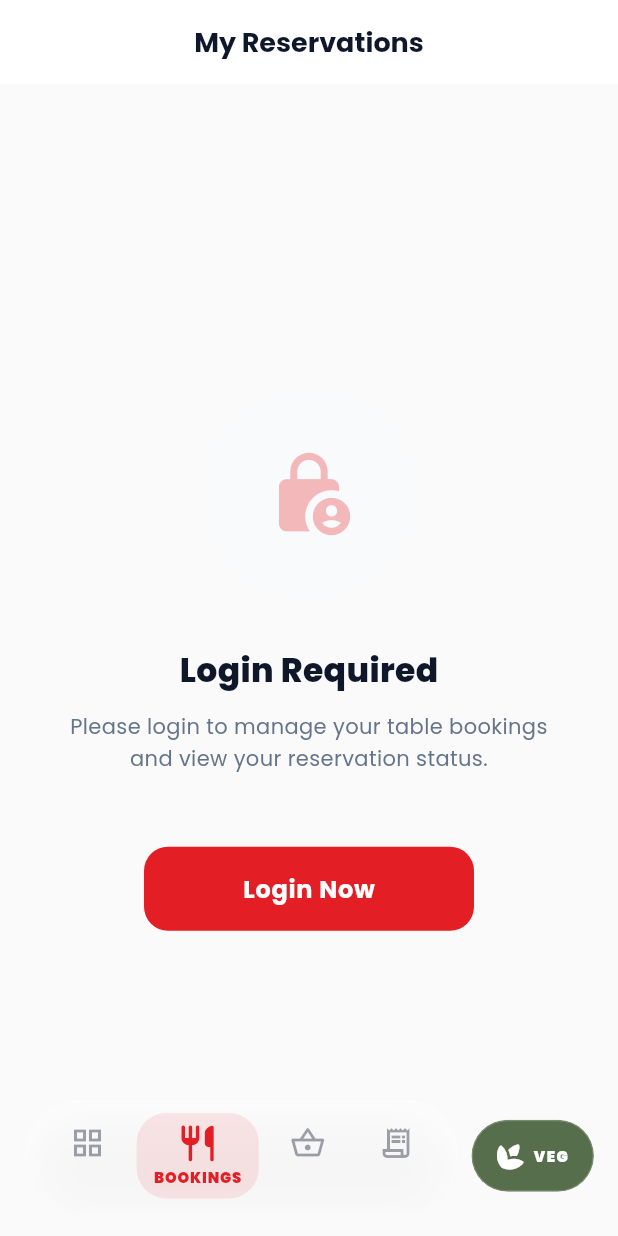
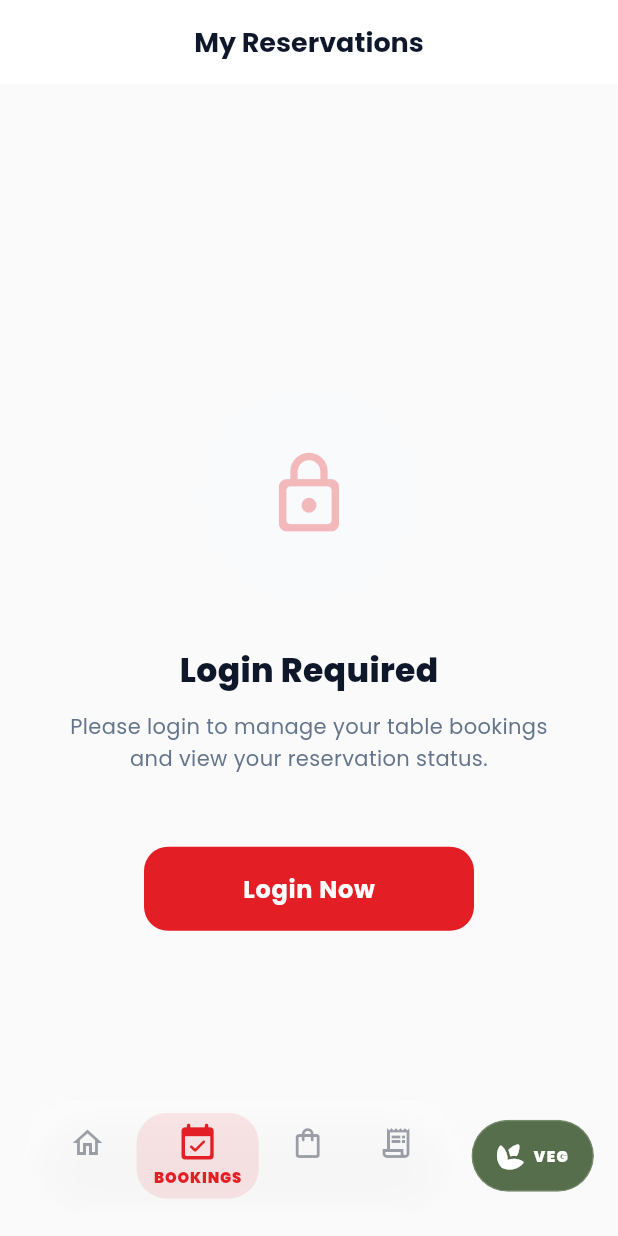
Before and after one commit to iamatishpatil/Restaurant-App-, a Flutter app: the screen it shows after launch, item 2 of the bottom bar chosen, on a phone screen of 412 x 824 dp. Run offline on Flutter 3.47's test engine with Material 3 defaults, Android fonts, the phone set to English and light mode, and no system bars; drawn by our look-alikes of flutter_animate; our stand-ins replace cached_network_image, carousel_slider, geocoding, geolocator, google_fonts, lottie and 3 more; missing offline and left inert: mobile_scanner; accounts and stored records are empty; network calls fail.

Commit message:
fix(customer-app): improved category icon mapping with robust keyword matching

```diff
--- a/customer-app/customer_app/lib/main.dart
+++ b/customer-app/customer_app/lib/main.dart
@@ -281,9 +281,9 @@ class _MainScreenState extends State<MainScreen> {
           child: Row(
             mainAxisAlignment: MainAxisAlignment.spaceAround, // Better distribution
             children: [
-              _navItem(0, Icons.grid_view_outlined, Icons.grid_view_rounded, 'HOME', nav),
-              _navItem(1, Icons.restaurant_outlined, Icons.restaurant_rounded, 'BOOKINGS', nav),
-              _navItem(2, Icons.shopping_basket_outlined, Icons.shopping_basket_rounded, 'CART', nav),
+              _navItem(0, Icons.home_outlined, Icons.home_rounded, 'HOME', nav),
+              _navItem(1, Icons.event_available_outlined, Icons.event_available_rounded, 'BOOKINGS', nav),
+              _navItem(2, Icons.shopping_bag_outlined, Icons.shopping_bag_rounded, 'CART', nav),
               _navItem(3, Icons.receipt_long_outlined, Icons.receipt_long_rounded, 'ORDERS', nav),
             ],
           ),
--- a/customer-app/customer_app/lib/screens/cart_screen.dart
+++ b/customer-app/customer_app/lib/screens/cart_screen.dart
@@ -74,7 +74,7 @@ class _CartScreenState extends State<CartScreen> {
               color: AppColors.surface1,
               shape: BoxShape.circle,
             ),
-            child: Icon(Icons.shopping_basket_rounded, size: 60, color: AppColors.primary.withOpacity(0.3)),
+            child: Icon(Icons.shopping_cart_outlined, size: 60, color: AppColors.primary.withOpacity(0.3)),
           ).animate().scale(duration: 600.ms, curve: Curves.bounceOut),
           const SizedBox(height: 32),
           Text(
--- a/customer-app/customer_app/lib/screens/dish_detail_screen.dart
+++ b/customer-app/customer_app/lib/screens/dish_detail_screen.dart
@@ -129,8 +129,8 @@ class _DishDetailScreenState extends State<DishDetailScreen> {
                   Row(
                     mainAxisAlignment: MainAxisAlignment.spaceBetween,
                     children: [
-                      _buildInfoChip(Icons.schedule_rounded, '25-30 min'),
-                      _buildInfoChip(Icons.whatshot_rounded, '450 kcal'),
+                      _buildInfoChip(Icons.timer_outlined, '25-30 min'),
+                      _buildInfoChip(Icons.local_fire_department_outlined, '450 kcal'),
                       _buildInfoChip(Icons.star_rounded, '${widget.item.rating} Rating', color: Colors.amber),
                     ],
                   ).animate().fadeIn(delay: 300.ms).slideY(begin: 0.2, end: 0),
@@ -292,7 +292,7 @@ class _DishDetailScreenState extends State<DishDetailScreen> {
                 child: Row(
                   mainAxisAlignment: MainAxisAlignment.center,
                   children: [
-                    const Icon(Icons.shopping_basket_rounded, color: Colors.white, size: 20),
+                    const Icon(Icons.shopping_bag_outlined, color: Colors.white, size: 20),
                     const SizedBox(width: 10),
                     Text(
                       'Add to Bag',
--- a/customer-app/customer_app/lib/screens/login_screen.dart
+++ b/customer-app/customer_app/lib/screens/login_screen.dart
@@ -89,7 +89,7 @@ class _LoginScreenState extends State<LoginScreen> {
                   color: AppColors.primary.withOpacity(0.1),
                   shape: BoxShape.circle,
                 ),
-                child: Icon(_otpSent ? Icons.verified_user_rounded : Icons.smartphone_rounded, size: 60, color: AppColors.primary),
+                child: Icon(_otpSent ? Icons.mark_email_read_rounded : Icons.phone_android_rounded, size: 60, color: AppColors.primary),
               ),
               const SizedBox(height: 48),
               if (!_otpSent) ...[
--- a/customer-app/customer_app/lib/screens/notifications_screen.dart
+++ b/customer-app/customer_app/lib/screens/notifications_screen.dart
@@ -185,9 +185,9 @@ class _NotificationsScreenState extends State<NotificationsScreen> {
 
   IconData _getIcon(String type) {
     switch (type) {
-      case 'RESERVATION': return Icons.table_restaurant_rounded;
+      case 'RESERVATION': return Icons.event_seat_rounded;
       case 'ORDER': return Icons.receipt_long_rounded;
-      default: return Icons.notifications_active_rounded;
+      default: return Icons.notifications_rounded;
     }
   }
 
--- a/customer-app/customer_app/lib/screens/profile_screen.dart
+++ b/customer-app/customer_app/lib/screens/profile_screen.dart
@@ -58,7 +58,7 @@ class ProfileScreen extends StatelessWidget {
                         ]),
                         const SizedBox(height: 16),
                         _buildProfileCard([
-                          _buildProfileTile(context, Icons.live_help_rounded, 'Help & Support', () => Navigator.push(context, MaterialPageRoute(builder: (_) => const SupportScreen()))),
+                          _buildProfileTile(context, Icons.support_agent_rounded, 'Help & Support', () => Navigator.push(context, MaterialPageRoute(builder: (_) => const SupportScreen()))),
                           _buildProfileTile(context, Icons.security_rounded, 'Privacy & Safety', () {}),
                         ]),
                         const SizedBox(height: 16),
@@ -89,7 +89,7 @@ class ProfileScreen extends StatelessWidget {
                 color: AppColors.surface1,
                 shape: BoxShape.circle,
               ),
-              child: Icon(Icons.account_circle_rounded, size: 60, color: AppColors.primary.withOpacity(0.3)),
+              child: Icon(Icons.person_outline_rounded, size: 60, color: AppColors.primary.withOpacity(0.3)),
             ).animate().scale(duration: 600.ms, curve: Curves.bounceOut),
             const SizedBox(height: 40),
             Text(
@@ -136,7 +136,7 @@ class ProfileScreen extends StatelessWidget {
               child: CircleAvatar(
                 radius: 56,
                 backgroundColor: Theme.of(context).colorScheme.surfaceVariant,
-                child: const Icon(Icons.account_circle_rounded, size: 60, color: AppColors.primary),
+                child: const Icon(Icons.person_rounded, size: 60, color: AppColors.primary),
               ),
             ),
             GestureDetector(
--- a/customer-app/customer_app/lib/screens/reservations_screen.dart
+++ b/customer-app/customer_app/lib/screens/reservations_screen.dart
@@ -228,7 +228,7 @@ class _ReservationsScreenState extends State<ReservationsScreen> {
          child: FloatingActionButton.extended(
            onPressed: _showBookingModal,
            backgroundColor: AppColors.primary,
-           icon: const Icon(Icons.table_restaurant_rounded, color: Colors.white),
+           icon: const Icon(Icons.event_seat, color: Colors.white),
            label: const Text('Book Table', style: TextStyle(color: Colors.white, fontWeight: FontWeight.bold)),
          ),
        ) : null,
@@ -249,7 +249,7 @@ class _ReservationsScreenState extends State<ReservationsScreen> {
                 color: Color(0xFFF9FAFB),
                 shape: BoxShape.circle,
               ),
-              child: Icon(Icons.lock_person_rounded, size: 60, color: AppColors.primary.withOpacity(0.3)),
+              child: Icon(Icons.lock_outline_rounded, size: 60, color: AppColors.primary.withOpacity(0.3)),
             ).animate().scale(duration: 600.ms, curve: Curves.bounceOut),
             const SizedBox(height: 32),
             Text(
```
Also changed, not shown: customer-app/customer_app/lib/screens/home_screen.dart (+42 -11 lines).
